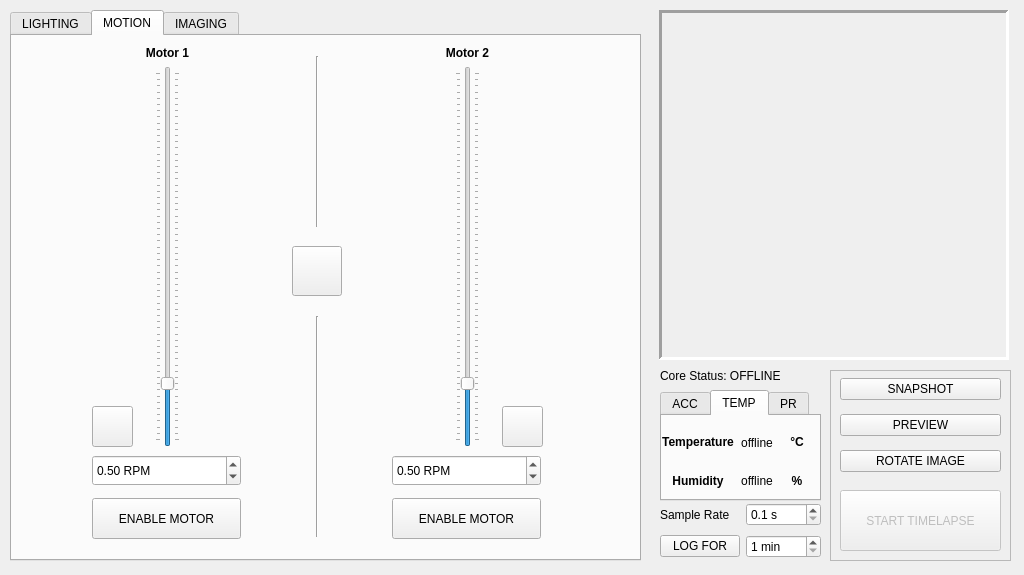
CoCl-Jerry/SciSpin_Max_Dev, file _ui/Clinostat.ui: the form before one commit.
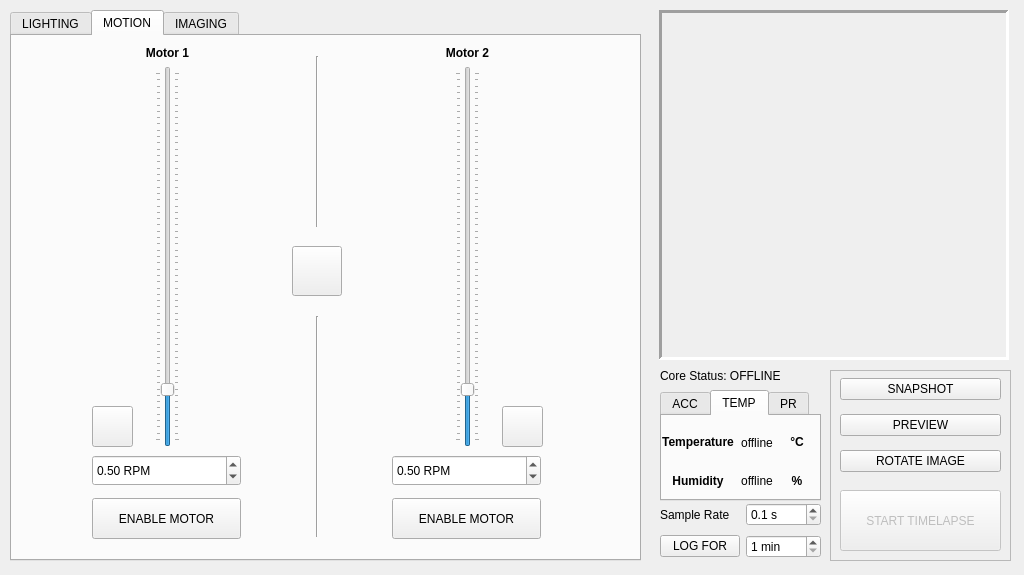
The form after the commit. The open tabs and pages were chosen to show the change. Icons and pictures are not drawn.

Patch:
```diff
--- a/_ui/Clinostat.ui
+++ b/_ui/Clinostat.ui
@@ -585,7 +585,7 @@
        <item alignment="Qt::AlignHCenter">
         <widget class="QSlider" name="frame_verticalSlider">
          <property name="minimum">
-          <number>1</number>
+          <number>2</number>
          </property>
          <property name="maximum">
           <number>60</number>
@@ -638,7 +638,7 @@
        <item alignment="Qt::AlignHCenter">
         <widget class="QSlider" name="core_verticalSlider">
          <property name="minimum">
-          <number>1</number>
+          <number>2</number>
          </property>
          <property name="maximum">
           <number>60</number>
```
Left out of the diff: 2 changed lines with no effect on the pictures.
